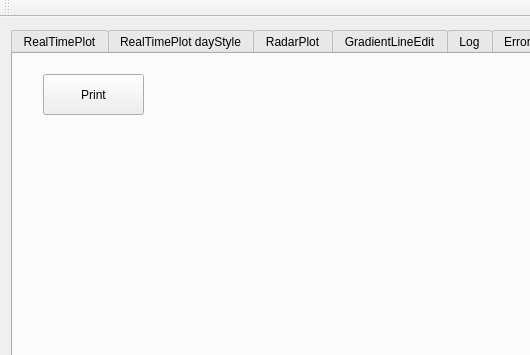
Qt form mainwindow.ui (koshi8bit/lib) before a commit; both pictures show x 0 to 530 and y 0 to 355 of the 1129 by 778 pixel window.
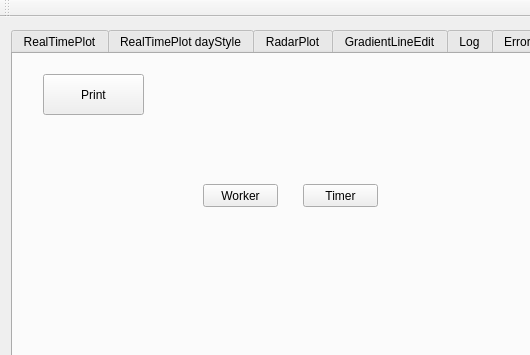
The same form after that commit. The open tabs and pages were chosen to show the change. Icons and pictures are not drawn. Custom widgets are drawn as their Qt base class.

Commit message: Worker only one instance of startSingleTime()

```diff
--- a/mainwindow.ui
+++ b/mainwindow.ui
@@ -481,6 +481,32 @@
          </size>
         </property>
        </widget>
+       <widget class="QPushButton" name="pushButton_7">
+        <property name="geometry">
+         <rect>
+          <x>190</x>
+          <y>130</y>
+          <width>75</width>
+          <height>23</height>
+         </rect>
+        </property>
+        <property name="text">
+         <string>Worker</string>
+        </property>
+       </widget>
+       <widget class="QPushButton" name="pushButton_8">
+        <property name="geometry">
+         <rect>
+          <x>290</x>
+          <y>130</y>
+          <width>75</width>
+          <height>23</height>
+         </rect>
+        </property>
+        <property name="text">
+         <string>Timer</string>
+        </property>
+       </widget>
       </widget>
       <widget class="QWidget" name="tab_10">
        <attribute name="title">
```
Left out of the diff: 2 changed lines with no effect on the pictures. The commit also changes 7 other files.
